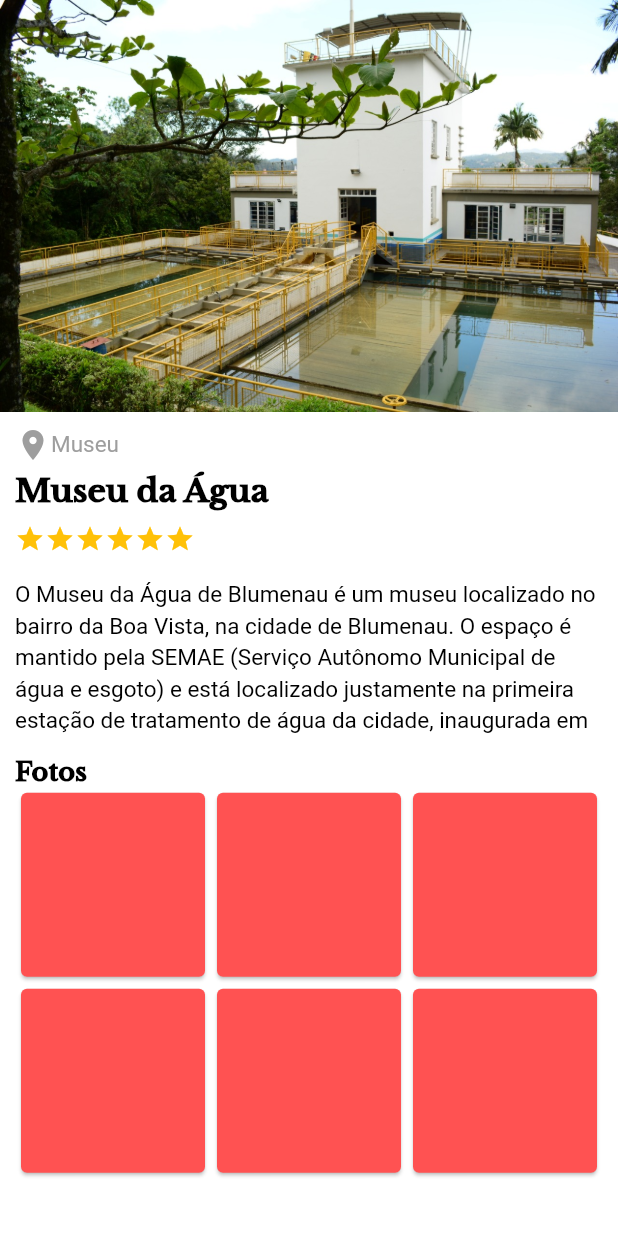
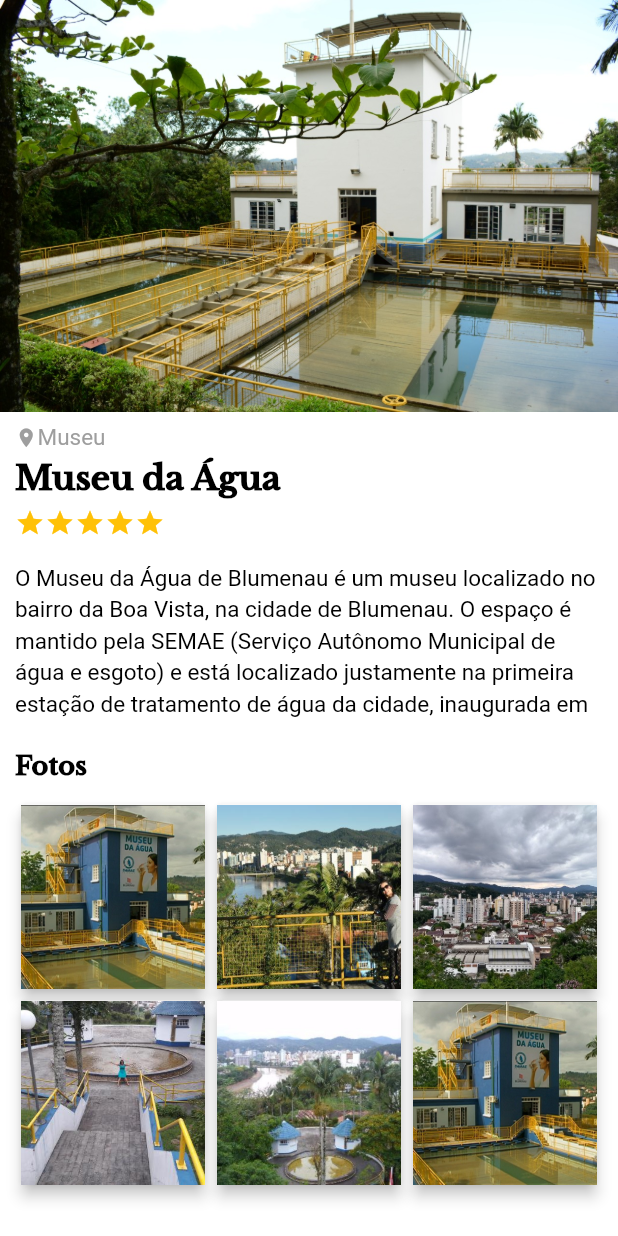
Before and after one commit to ykarimmendes/travel_app, a Flutter app: the screen it shows after launch, on a phone screen of 412 x 824 dp. Run offline on Flutter 3.47's test engine with Material 2 defaults, Android fonts, the phone set to English and light mode, and no system bars.

Commit message:
separacao das classes

```diff
--- a/lib/main.dart
+++ b/lib/main.dart
@@ -52,7 +52,7 @@ class _MyHomePageState extends State<MyHomePage> {
             HomeText("Bares e Restaurantes"),
             RestaurantsHomeCards(),
           ],
-        ),),
+        )),
       ),
       bottomNavigationBar: BottomNavigationBar(
         items: const <BottomNavigationBarItem>[
--- a/lib/top_attractions/main_attraction.dart
+++ b/lib/top_attractions/main_attraction.dart
@@ -14,6 +14,8 @@ class _MainAttractionsState extends State<MainAttractions> {
       color: Colors.white,
       child: SingleChildScrollView(
         child: Column(
+          crossAxisAlignment: CrossAxisAlignment.start,
+          mainAxisAlignment: MainAxisAlignment.start,
           children: <Widget>[
             Image.asset(
               "assets/museu_da_agua.jpeg",
@@ -23,78 +25,14 @@ class _MainAttractionsState extends State<MainAttractions> {
               padding: const EdgeInsets.only(top: 10, left: 10, right: 10),
               child: Column(
                 crossAxisAlignment: CrossAxisAlignment.start,
+                mainAxisAlignment: MainAxisAlignment.start,
                 children: <Widget>[
-                  Row(
-                    children: <Widget>[
-                      Icon(
-                        Icons.location_on,
-                        color: Colors.grey,
-                      ),
-                      CText(
-                        text: "Museu",
-                        color: Colors.grey,
-                        fontSize: 15,
-                      ),
-                    ],
-                  ),
-                  Padding(
-                    padding: const EdgeInsets.only(top: 10),
-                    child: CText(
-                      text: "Museu da Água",
-                      fontSize: 21,
-                      fontFamily: "LibreBaskerville",
-                      fontWeight: FontWeight.w900,
-                    ),
-                  ),
-                  Padding(
-                    padding: const EdgeInsets.only(right: 8, top: 10),
-                    child: Row(
-                      children: <Widget>[
-                        Icon(Icons.star, color: Colors.amber, size: 20),
-                        Icon(Icons.star, color: Colors.amber, size: 20),
-                        Icon(Icons.star, color: Colors.amber, size: 20),
-                        Icon(Icons.star, color: Colors.amber, size: 20),
-                        Icon(Icons.star, color: Colors.amber, size: 20),
-                        Icon(Icons.star, color: Colors.amber, size: 20),
-                      ],
-                    ),
-                  ),
-                  Padding(
-                    padding: const EdgeInsets.only(top: 15.0),
-                    child: Column(
-                      children: <Widget>[
-                        CText(
-                         text: "O Museu da Água de Blumenau é um museu localizado no bairro da Boa Vista, na cidade de Blumenau. O espaço é mantido pela SEMAE (Serviço Autônomo Municipal de água e esgoto) e está localizado justamente na primeira estação de tratamento de água da cidade, inaugurada em 1940 e transformada em local de visitação em 1999.[1] No local, o visitante pode conhecer os processos de coleta e purificação da água, além de ter acesso a um acervo com peças, equipamentos e documentos que recontam um pouco da história do abastecimento de água na cidade.[2] No Réveillon, o local também é usado como ponto para a queima de fogos na cidade.[3]",
-                          height: 1.4,
-                          maxLines: 5,
-                        )
-                      ],
-                    ),
-                  ),
-                  Padding(
-                    padding: const EdgeInsets.only(top:18),
-                    child: CText(
-                      text:"Fotos",
-                      fontWeight:
-                      FontWeight.w900,
-                      fontSize: 17,
-                      fontFamily: "LibreBaskerville",
-                    ),
-                  ),
-                  Container(
-                    height: 450,
-                    child: GridView.builder(
-                      physics: NeverScrollableScrollPhysics(),
-                      itemCount: 6,
-                      gridDelegate: SliverGridDelegateWithFixedCrossAxisCount(
-                          crossAxisCount: 3),
-                      itemBuilder: (context, index) {
-                        return Card(
-                          color: Colors.redAccent,
-                        );
-                      },
-                    ),
-                  ),
+                 LocationName(),
+                 NameLocation(),
+                 StatsLocation(),
+                 DescriptionLocation(),
+                 PhotosTextLocation(),
+                 PhotosLocation(),
                 ],
               ),
             )
@@ -104,3 +42,121 @@ class _MainAttractionsState extends State<MainAttractions> {
     );
   }
 }
+
+class PhotosLocation extends StatelessWidget {
+
+  @override
+  Widget build(BuildContext context) {
+    return Container(
+      height:  MediaQuery.of(context).size.height/2,
+      child: GridView.builder(
+        padding: EdgeInsets.only(top: 12),
+        physics: NeverScrollableScrollPhysics(),
+        itemCount: 6,
+        gridDelegate:
+            SliverGridDelegateWithFixedCrossAxisCount(crossAxisCount: 3),
+        itemBuilder: (context, index) {
+          return Card(
+            elevation: 4,
+            child: Image.asset(
+              "assets/museu/m$index.jpg",
+              fit: BoxFit.cover,
+            ),
+          );
+        },
+      ),
+    );
+  }
+}
+
+class PhotosTextLocation extends StatelessWidget {
+
+  @override
+  Widget build(BuildContext context) {
+    return Padding(
+      padding: const EdgeInsets.only(top: 25),
+      child: CText(
+        text: "Fotos",
+        fontWeight: FontWeight.w900,
+        fontSize: 17,
+        fontFamily: "LibreBaskerville",
+      ),
+    );
+  }
+}
+
+class DescriptionLocation extends StatelessWidget {
+  @override
+  Widget build(BuildContext context) {
+    return Padding(
+      padding: const EdgeInsets.only(top: 15.0),
+      child: Column(
+        children: <Widget>[
+          CText(
+            text:
+                "O Museu da Água de Blumenau é um museu localizado no bairro da Boa Vista, na cidade de Blumenau. O espaço é mantido pela SEMAE (Serviço Autônomo Municipal de água e esgoto) e está localizado justamente na primeira estação de tratamento de água da cidade, inaugurada em 1940 e transformada em local de visitação em 1999.[1] No local, o visitante pode conhecer os processos de coleta e purificação da água, além de ter acesso a um acervo com peças, equipamentos e documentos que recontam um pouco da história do abastecimento de água na cidade.[2] No Réveillon, o local também é usado como ponto para a queima de fogos na cidade.[3]",
+            height: 1.4,
+            maxLines: 5,
+          )
+        ],
+      ),
+    );
+  }
+}
+
+class StatsLocation extends StatelessWidget {
+  @override
+  Widget build(BuildContext context) {
+    return Padding(
+      padding: const EdgeInsets.only(right: 8, top: 7),
+      child: Row(
+        children: <Widget>[
+          Icon(Icons.star, color: Colors.amber, size: 20),
+          Icon(Icons.star, color: Colors.amber, size: 20),
+          Icon(Icons.star, color: Colors.amber, size: 20),
+          Icon(Icons.star, color: Colors.amber, size: 20),
+          Icon(Icons.star, color: Colors.amber, size: 20),
+        ],
+      ),
+    );
+  }
+}
+
+class NameLocation extends StatelessWidget {
+  @override
+  Widget build(BuildContext context) {
+    return Padding(
+      padding: const EdgeInsets.only(top: 10),
+      child: CText(
+        text: "Museu da Água",
+        fontSize: 22,
+        fontFamily: "LibreBaskerville",
+        fontWeight: FontWeight.w900,
+      ),
+    );
+  }
+}
+
+class LocationName extends StatelessWidget {
+  const LocationName({
+    Key key,
+  }) : super(key: key);
+
+  @override
+  Widget build(BuildContext context) {
+    return Row(
+      children: <Widget>[
+        Icon(
+          Icons.location_on,
+          color: Colors.grey,
+          size: 15,
+        ),
+        CText(
+          text: "Museu",
+          color: Colors.grey,
+          fontSize: 15,
+        ),
+      ],
+    );
+  }
+}
--- a/pubspec.yaml
+++ b/pubspec.yaml
@@ -47,6 +47,7 @@ flutter:
   # To add assets to your application, add an assets section, like this:
   assets:
     - assets/
+    - assets/museu/
 
   # An image asset can refer to one or more resolution-specific "variants", see
   # https://flutter.dev/assets-and-images/#resolution-aware.
```
Also changed, not shown: assets/museu/m0.jpg (added), assets/museu/m1.jpg (added), assets/museu/m2.jpg (added), assets/museu/m3.jpg (added), assets/museu/m4.jpg (added), assets/museu/m5.jpg (added), assets/museu/m6.jpg (added).
